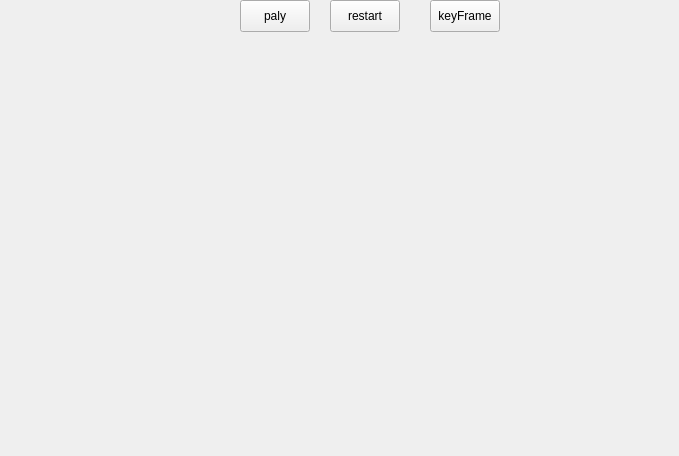
Before: the Qt Designer form mainwindow.ui in QZCanon/VideoEdit, drawn with Qt 5.
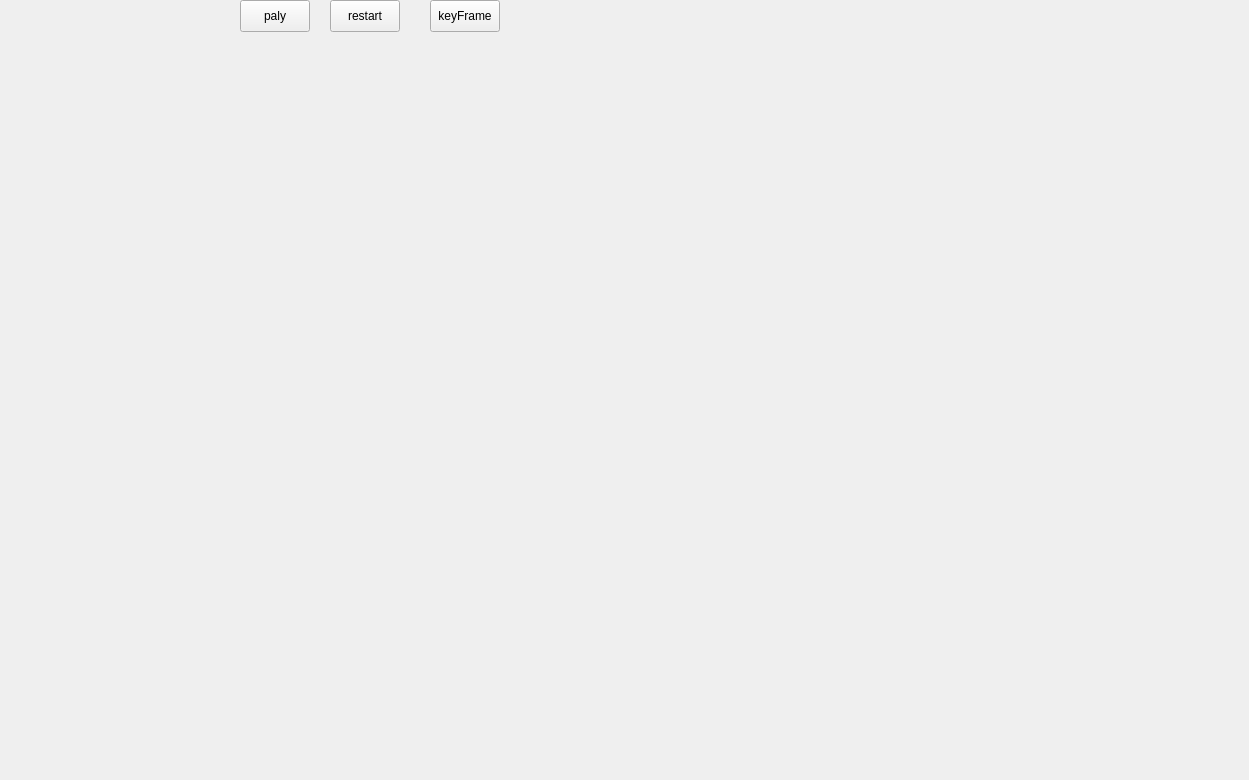
After: the same form once the commit is applied.

Patch:
```diff
--- a/mainwindow.ui
+++ b/mainwindow.ui
@@ -6,8 +6,8 @@
    <rect>
     <x>0</x>
     <y>0</y>
-    <width>679</width>
-    <height>456</height>
+    <width>1249</width>
+    <height>780</height>
    </rect>
   </property>
   <property name="windowTitle">
```
